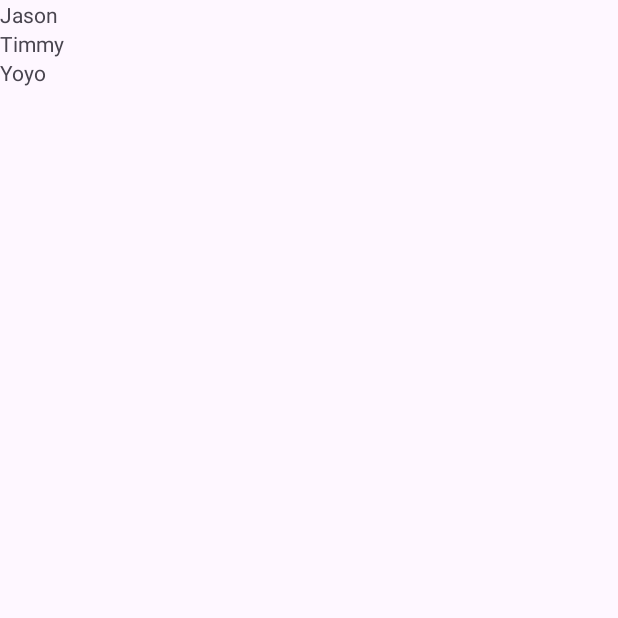
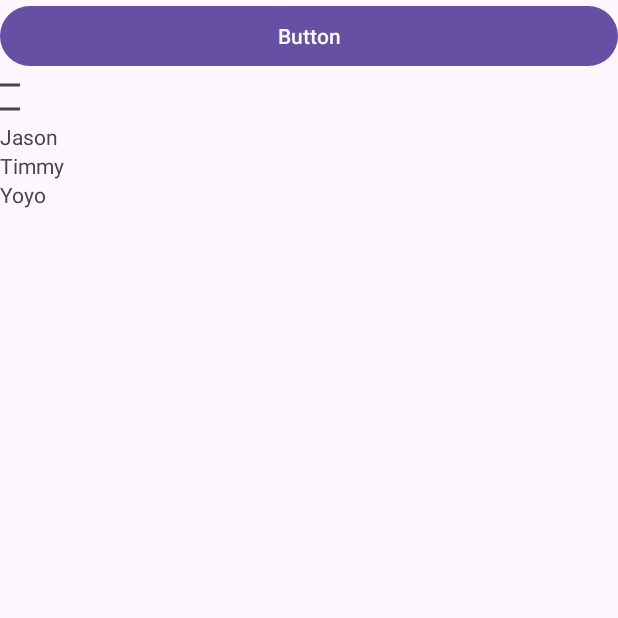
Before and after one commit to Jason910315/AndroidProjects, an Android app: the screen it shows after launch (MainActivity), on a phone screen of 412 x 824 dp, the top half of it. Before the commit the part shown is almost empty. Run offline under Robolectric (Android 15) with nearby library versions, the phone set to English and light mode, and no system bars.

Commit message:
2025/03/11

```diff
--- a/LogCatTest/app/src/main/java/tw/edu/ncku/gs/R76131117/MainActivity.kt
+++ b/LogCatTest/app/src/main/java/tw/edu/ncku/gs/R76131117/MainActivity.kt
@@ -14,13 +14,15 @@ class MainActivity : AppCompatActivity() {
         super.onCreate(savedInstanceState)
         enableEdgeToEdge()
         // 讓程式知道執行時該呼叫哪個 layout 檔來顯示螢幕(呼叫 activity_main.xml)
+        // R 代表 res 目錄內的資源檔案（resources）。
+        // layout 代表 res/layout/ 資料夾。
+        // activity_main 代表 activity_main.xml 這個佈局檔案。
         setContentView(R.layout.activity_main)
         ViewCompat.setOnApplyWindowInsetsListener(findViewById(R.id.main)) { v, insets ->
             val systemBars = insets.getInsets(WindowInsetsCompat.Type.systemBars())
             v.setPadding(systemBars.left, systemBars.top, systemBars.right, systemBars.bottom)
             insets
         }
-
         val linearLayout = findViewById<LinearLayout>(R.id.main)
         // textView 要放進 layout 後使用者才能在螢幕上看見訊息
         // val textView = TextView(this)
@@ -34,7 +36,7 @@ class MainActivity : AppCompatActivity() {
             linearLayout.addView(textView)
         }
 
-        // Log 要放在 onCreate 函式裡，msg 為要輸出的訊息
+        // Log 要放在 onCreate 函式裡，msg 為要輸出的訊息，建立 Log 後即可使用 LogCat 來篩選訊息進行 Debug
         Log.v("Jason","Secret")
         Log.d("Jason","Baseball")
         Log.i("Jason","Tainan")
--- a/LogCatTest/app/src/main/res/layout/activity_main.xml
+++ b/LogCatTest/app/src/main/res/layout/activity_main.xml
@@ -9,5 +9,12 @@
     tools:context=".MainActivity">
 
 
-
+    <Button
+        android:id="@+id/button"
+        android:layout_width="match_parent"
+        android:layout_height="wrap_content"
+        android:text="Button" />
+   <CheckBox
+       android:layout_width="20px"
+       android:layout_height="50px"></CheckBox>
 </LinearLayout>
```
